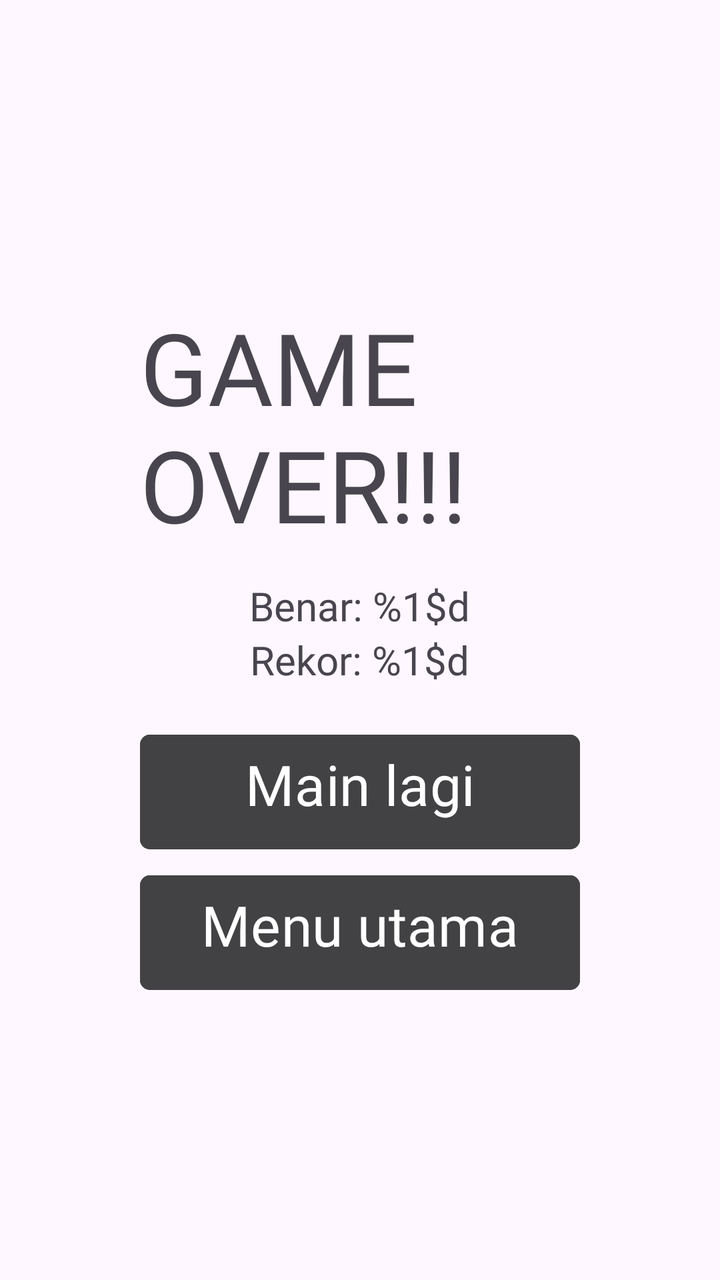
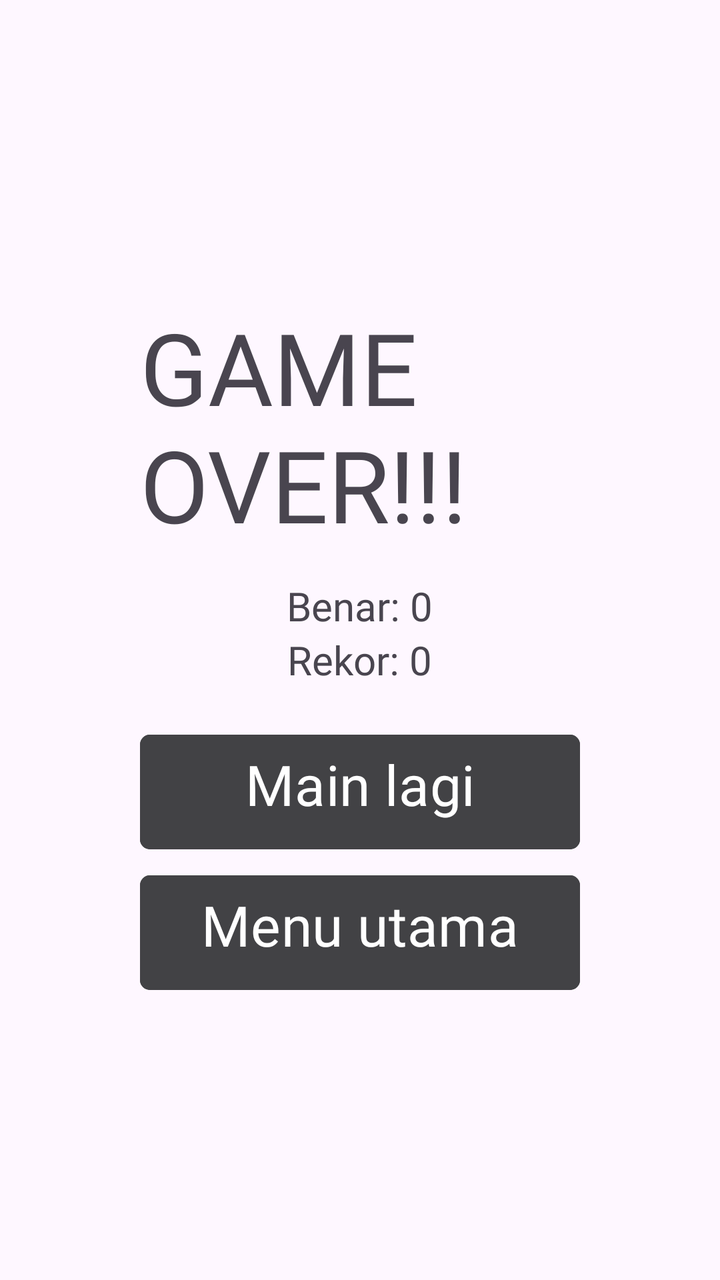

Two renders of the same Android screen: before a commit and after it. Below are the layout's source before the change and the commit's diff.
<!-- AndroidManifest.xml: application theme Theme.WordsMatch -->
<!-- res/layout/activity_game_over_order.xml -->
<?xml version="1.0" encoding="utf-8"?>
<LinearLayout xmlns:android="http://schemas.android.com/apk/res/android"
    xmlns:app="http://schemas.android.com/apk/res-auto"
    xmlns:tools="http://schemas.android.com/tools"
    android:id="@+id/main"
    android:layout_width="match_parent"
    android:layout_height="match_parent"
    android:orientation="vertical"
    tools:context=".GameOverOrder">

    <LinearLayout
        android:layout_width="220dp"
        android:layout_marginTop="150dp"
        android:layout_height="wrap_content"
        android:orientation="vertical"
        android:layout_gravity="center"
        >

        <TextView
            android:layout_width="wrap_content"
            android:layout_height="wrap_content"
            android:textSize="50dp"
            android:text="GAME OVER!!!"
            android:layout_gravity="center"
            android:fontFamily="@font/american_captain"


            />

        <TextView
            android:layout_width="wrap_content"
            android:layout_height="wrap_content"
            android:text="@string/benar_saat_ini"
            android:layout_marginTop="14dp"
            android:fontFamily="@font/arca_majora_3_bold"
            android:textSize="20dp"
            android:layout_gravity="center"
            />

        <TextView
            android:layout_width="wrap_content"
            android:layout_height="wrap_content"
            android:text="@string/rekor_text"
            android:fontFamily="@font/arca_majora_3_bold"
            android:textSize="20dp"
            android:layout_gravity="center"
            />

        <Button
            android:id="@+id/mainLagi"
            android:layout_width="match_parent"
            android:layout_height="wrap_content"
            android:backgroundTint="@color/main_color"
            app:cornerRadius="5dp"
            android:text="Main lagi"
            android:textSize="28dp"
            android:layout_marginTop="20dp"
            android:layout_gravity="center"
            android:fontFamily="@font/arca_majora_3_bold"
            android:paddingBottom="14dp"

            />

        <Button
            android:id="@+id/menuUtama"
            android:layout_width="match_parent"
            android:layout_height="wrap_content"
            android:backgroundTint="@color/main_color"
            app:cornerRadius="5dp"
            android:text="Menu utama"
            android:textSize="28dp"
            android:layout_marginTop="5dp"
            android:layout_gravity="center"
            android:fontFamily="@font/arca_majora_3_bold"
            android:paddingBottom="14dp"

            />
    </LinearLayout>

</LinearLayout>
<!-- resources referenced by this layout -->
<resources>
  <color name="main_color">#424245</color>
  <string name="benar_saat_ini">Benar: %1$d </string>
  <string name="rekor_text">Rekor: %1$d</string>
  <style name="Theme.WordsMatch" parent="Base.Theme.WordsMatch" />
  <style name="Base.Theme.WordsMatch" parent="Theme.Material3.DayNight.NoActionBar">
          
          
      </style>
</resources>

<!-- the commit's change to res/layout/activity_game_over_order.xml (unified diff, before → after) -->
@@ -23,14 +23,13 @@
             android:text="GAME OVER!!!"
             android:layout_gravity="center"
             android:fontFamily="@font/american_captain"
-
-
             />
 
         <TextView
+            android:id="@+id/benarText"
             android:layout_width="wrap_content"
             android:layout_height="wrap_content"
-            android:text="@string/benar_saat_ini"
+            android:text="Benar: 0"
             android:layout_marginTop="14dp"
             android:fontFamily="@font/arca_majora_3_bold"
             android:textSize="20dp"
@@ -38,9 +37,10 @@
             />
 
         <TextView
+            android:id="@+id/rekorText"
             android:layout_width="wrap_content"
             android:layout_height="wrap_content"
-            android:text="@string/rekor_text"
+            android:text="Rekor: 0"
             android:fontFamily="@font/arca_majora_3_bold"
             android:textSize="20dp"
             android:layout_gravity="center"
@@ -58,7 +58,6 @@
             android:layout_gravity="center"
             android:fontFamily="@font/arca_majora_3_bold"
             android:paddingBottom="14dp"
-
             />
 
         <Button
@@ -73,7 +72,6 @@
             android:layout_gravity="center"
             android:fontFamily="@font/arca_majora_3_bold"
             android:paddingBottom="14dp"
-
             />
     </LinearLayout>
 
<!-- resource entries referenced after the edit -->
@@ -1,8 +1,6 @@
 <!-- resources referenced by this layout -->
 <resources>
   <color name="main_color">#424245</color>
-  <string name="benar_saat_ini">Benar: %1$d </string>
-  <string name="rekor_text">Rekor: %1$d</string>
   <style name="Theme.WordsMatch" parent="Base.Theme.WordsMatch" />
   <style name="Base.Theme.WordsMatch" parent="Theme.Material3.DayNight.NoActionBar">
           
